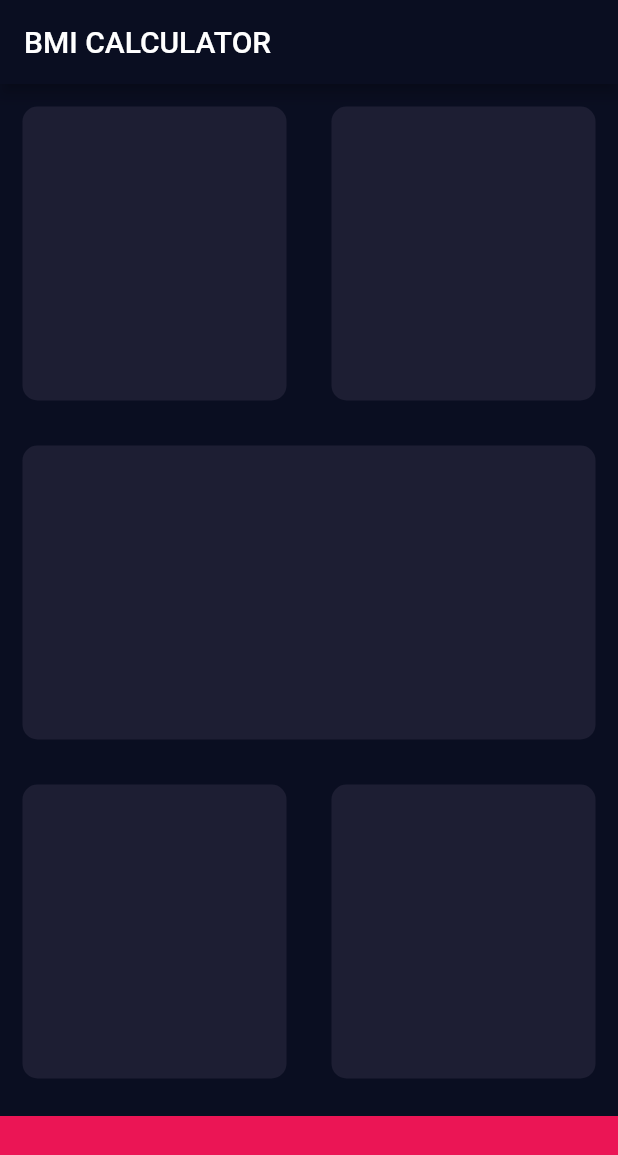
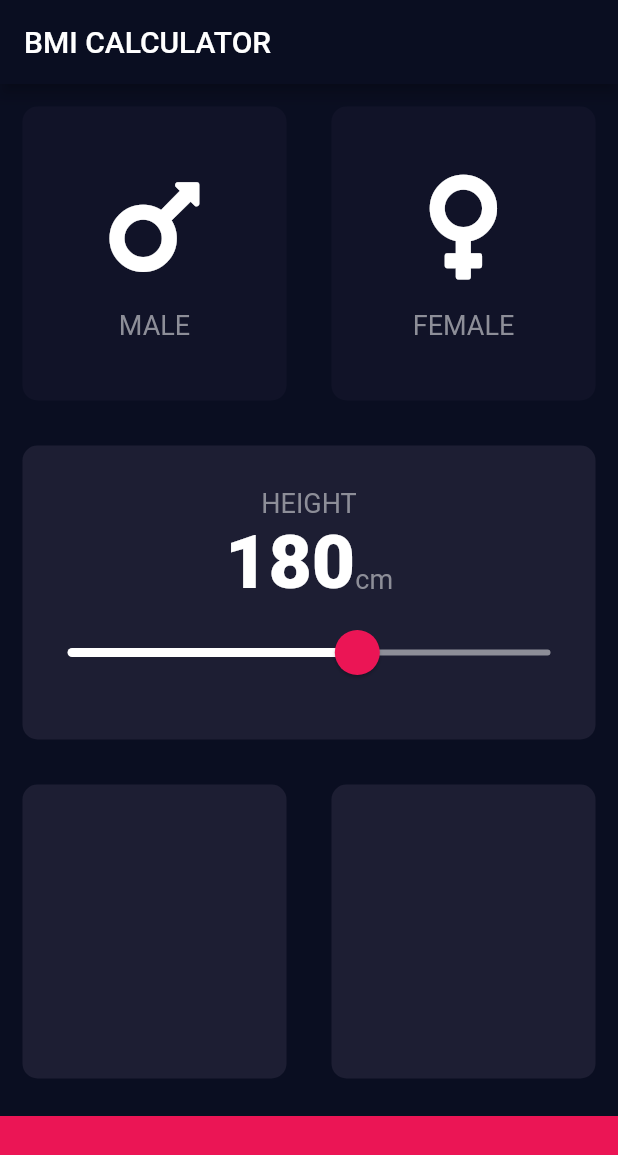
Before and after one commit to zexes/bmi_calculator, a Flutter app: the screen it shows after launch, on a phone screen of 412 x 824 dp. Shown: the top 1155 px of the screen. Run offline on Flutter 3.47's test engine with Material 2 defaults, Android fonts, the phone set to English and light mode, and no system bars; our stand-ins replace font_awesome_flutter.

Commit message:
implemented male and female container, slider and theme. closes #1, closes #2, closes #3, closes #4

```diff
--- /dev/null
+++ b/lib/constants.dart
@@ -0,0 +1,16 @@
+import 'package:flutter/material.dart';
+
+const kBottomContainerHeight = 80.0;
+const kActiveCardColor = Color(0xFF1D1E33);
+const kInactiveCardColor = Color(0xFF111328);
+const kBottomContainerColor = Color(0xFFEB1555);
+
+const kLabelTextStyle = TextStyle(
+  fontSize: 18.0,
+  color: Color(0xFF8D8E98),
+);
+
+const kNumberTextStyle = TextStyle(
+  fontSize: 50.0,
+  fontWeight: FontWeight.w900,
+);
--- /dev/null
+++ b/lib/icon_content.dart
@@ -0,0 +1,30 @@
+import 'package:flutter/material.dart';
+
+import 'constants.dart';
+
+class IconContent extends StatelessWidget {
+  final IconData iconData;
+  final String genderType;
+
+  IconContent({this.iconData, this.genderType});
+
+  @override
+  Widget build(BuildContext context) {
+    return Column(
+      mainAxisAlignment: MainAxisAlignment.center,
+      children: <Widget>[
+        Icon(
+          iconData,
+          size: 80.0,
+        ),
+        SizedBox(
+          height: 15.0,
+        ),
+        Text(
+          genderType,
+          style: kLabelTextStyle,
+        ),
+      ],
+    );
+  }
+}
--- a/lib/input_page.dart
+++ b/lib/input_page.dart
@@ -1,8 +1,15 @@
+import 'package:bmi_calculator/reusable_card.dart';
+import 'package:flutter/cupertino.dart';
 import 'package:flutter/material.dart';
+import 'package:font_awesome_flutter/font_awesome_flutter.dart';
 
-const bottomConatinerHeight = 80.0;
-const activeCardColor = Color(0xFF1D1E33);
-const bottomContainerColor = Color(0xFFEB1555);
+import 'constants.dart';
+import 'icon_content.dart';
+
+enum Gender {
+  MALE,
+  FEMALE,
+}
 
 class InputPage extends StatefulWidget {
   @override
@@ -10,6 +17,9 @@ class InputPage extends StatefulWidget {
 }
 
 class _InputPageState extends State<InputPage> {
+  Gender selectedGender;
+  int height = 180;
+
   @override
   Widget build(BuildContext context) {
     return Scaffold(
@@ -17,61 +27,122 @@ class _InputPageState extends State<InputPage> {
         title: Text('BMI CALCULATOR'),
       ),
       body: Column(
+        crossAxisAlignment: CrossAxisAlignment.stretch,
         children: <Widget>[
           Expanded(
             child: Row(
               children: <Widget>[
                 Expanded(
-                  child: ReusableCard(activeCardColor),
+                  child: ReusableCard(
+                    onPress: () {
+                      setState(() {
+                        selectedGender = Gender.MALE;
+                      });
+                    },
+                    color: selectedGender == Gender.MALE
+                        ? kActiveCardColor
+                        : kInactiveCardColor,
+                    cardChild: IconContent(
+                      iconData: FontAwesomeIcons.mars,
+                      genderType: 'MALE',
+                    ),
+                  ),
                 ),
                 Expanded(
-                  child: ReusableCard(activeCardColor),
+                  child: ReusableCard(
+                    onPress: () {
+                      setState(() {
+                        selectedGender = Gender.FEMALE;
+                      });
+                    },
+                    color: selectedGender == Gender.FEMALE
+                        ? kActiveCardColor
+                        : kInactiveCardColor,
+                    cardChild: IconContent(
+                      iconData: FontAwesomeIcons.venus,
+                      genderType: 'FEMALE',
+                    ),
+                  ),
                 ),
               ],
             ),
           ),
           Expanded(
-            child: ReusableCard(activeCardColor),
+            child: ReusableCard(
+              onPress: () {},
+              color: kActiveCardColor,
+              cardChild: Column(
+                mainAxisAlignment: MainAxisAlignment.center,
+                children: <Widget>[
+                  Text(
+                    'HEIGHT',
+                    style: kLabelTextStyle,
+                  ),
+                  Row(
+                    mainAxisAlignment: MainAxisAlignment.center,
+                    crossAxisAlignment: CrossAxisAlignment.baseline,
+                    textBaseline: TextBaseline.alphabetic,
+                    children: <Widget>[
+                      Text(
+                        '$height',
+                        style: kNumberTextStyle,
+                      ),
+                      Text(
+                        'cm',
+                        style: kLabelTextStyle,
+                      )
+                    ],
+                  ),
+                  SliderTheme(
+                    data: SliderTheme.of(context).copyWith(
+                      inactiveTrackColor: Color(0xFF8D8E98),
+                      activeTrackColor: Colors.white,
+                      thumbColor: Color(0xFFEB1555),
+                      overlayColor: Color(0x29EB1555),
+                      thumbShape:
+                          RoundSliderThumbShape(enabledThumbRadius: 15.0),
+                      overlayShape:
+                          RoundSliderOverlayShape(overlayRadius: 30.0),
+                    ),
+                    child: Slider(
+                      value: height.toDouble(),
+                      min: 120.0,
+                      max: 220.0,
+                      onChanged: (double newValue) {
+                        setState(() {
+                          height = newValue.round();
+                        });
+                      },
+                    ),
+                  ),
+                ],
+              ),
+            ),
           ),
           Expanded(
             child: Row(
               children: <Widget>[
                 Expanded(
-                  child: ReusableCard(activeCardColor),
+                  child: ReusableCard(
+                    color: kActiveCardColor,
+                  ),
                 ),
                 Expanded(
-                  child: ReusableCard(activeCardColor),
+                  child: ReusableCard(
+                    color: kActiveCardColor,
+                  ),
                 ),
               ],
             ),
           ),
           Container(
-            color: bottomContainerColor,
+            color: kBottomContainerColor,
             margin: EdgeInsets.only(top: 10.0),
             width: double.infinity,
-            height: bottomConatinerHeight,
+            height: kBottomContainerHeight,
           )
         ],
       ),
     );
   }
 }
-
-class ReusableCard extends StatelessWidget {
-  //keys not needed since they are stateless
-  final Color color;
-
-  ReusableCard(this.color);
-//  ReusableCard(@required this.color);
-
-  @override
-  Widget build(BuildContext context) {
-    return Container(
-      margin: EdgeInsets.all(15),
-      decoration: BoxDecoration(
-        color: color,
-        borderRadius: BorderRadius.circular(10.0),
-      ),
-    );
-  }
-}
--- /dev/null
+++ b/lib/reusable_card.dart
@@ -0,0 +1,26 @@
+import 'package:flutter/material.dart';
+
+class ReusableCard extends StatelessWidget {
+  //keys not needed since they are stateless
+  final Color color;
+  final Widget cardChild;
+  final Function onPress;
+
+  ReusableCard({this.color, this.cardChild, this.onPress});
+//  ReusableCard(@required this.color);
+
+  @override
+  Widget build(BuildContext context) {
+    return GestureDetector(
+      onTap: onPress,
+      child: Container(
+        child: cardChild,
+        margin: EdgeInsets.all(15),
+        decoration: BoxDecoration(
+          color: color,
+          borderRadius: BorderRadius.circular(10.0),
+        ),
+      ),
+    );
+  }
+}
```
Also changed, not shown: pubspec.yaml (+1 -51 lines), pubspec.lock.
